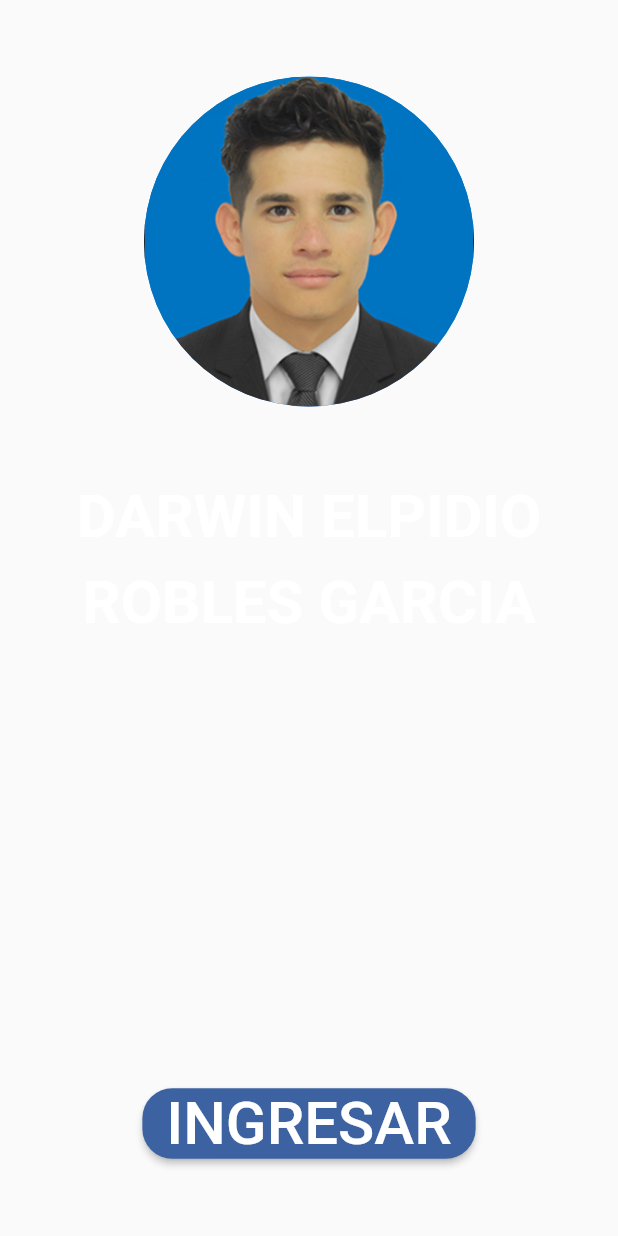
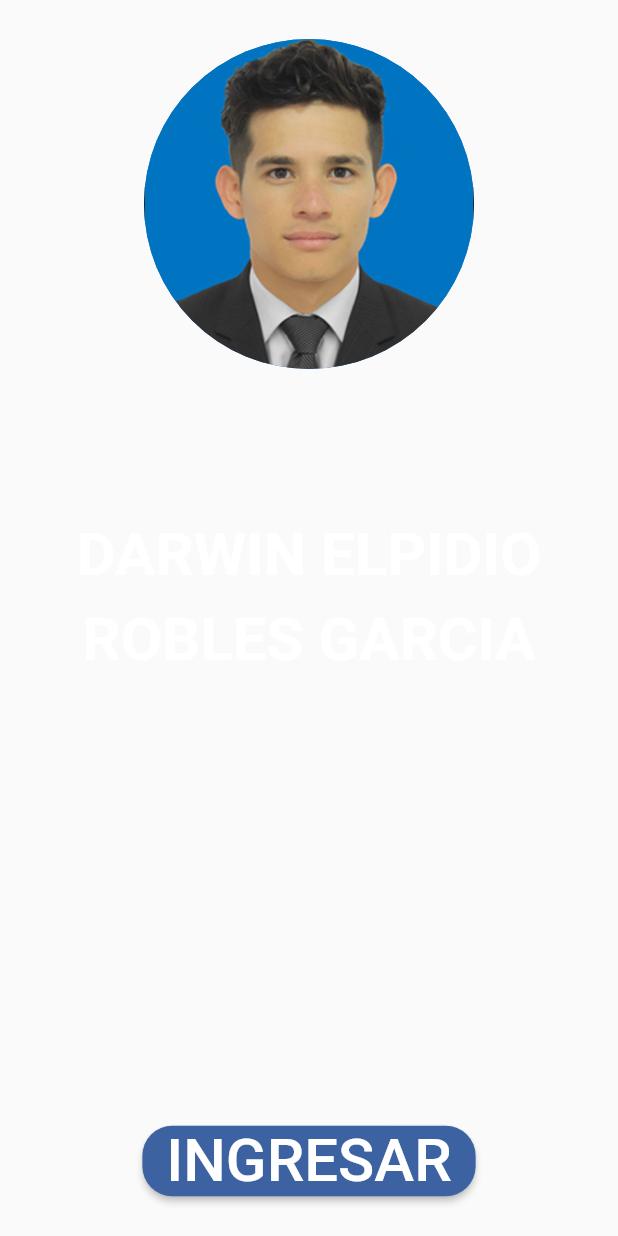
Before and after one commit to Darwin-E-R-G/TF-PM2-D-E-R-G, a Flutter app: the screen it shows after launch, on a phone screen of 412 x 824 dp. Run offline on Flutter 3.47's test engine with Material 2 defaults, Android fonts, the phone set to English and light mode, and no system bars; drawn by our look-alikes of animated_background.

Commit message:
mejora de  lavista  inicial

```diff
--- /dev/null
+++ b/proyecto final/lib/componentes/avatar.dart
@@ -0,0 +1,15 @@
+import 'package:flutter/material.dart';
+
+class avatar extends StatelessWidget {
+  const avatar({
+    super.key,
+  });
+
+  @override
+  Widget build(BuildContext context) {
+    return const CircleAvatar(
+      backgroundImage: AssetImage('assets/images/logo.png'),
+      radius: 110,
+    );
+  }
+}
--- /dev/null
+++ b/proyecto final/lib/componentes/botonIngresar.dart
@@ -0,0 +1,49 @@
+// ignore: file_names
+import 'package:flutter/material.dart';
+import '../paginas/login.dart';
+
+// ignore: camel_case_types
+class botonIngresar extends StatelessWidget {
+  const botonIngresar({
+    super.key,
+  });
+
+  @override
+  Widget build(BuildContext context) {
+    return ElevatedButton(
+      onPressed: () {
+        Navigator.of(context).push(_createRoute());
+      },
+      style: ElevatedButton.styleFrom(
+        backgroundColor: const Color.fromARGB(255, 61, 98, 161),
+        shape: RoundedRectangleBorder(
+          borderRadius: BorderRadius.circular(20.0),
+        ),
+      ),
+      child: const Text(
+        'INGRESAR',
+        style: TextStyle(
+          fontSize: 40.0,
+        ),
+      ),
+    );
+  }
+}
+
+Route _createRoute() {
+  return PageRouteBuilder(
+    pageBuilder: (context, animation, secondaryAnimation) => const login(),
+    transitionsBuilder: (context, animation, secondaryAnimation, child) {
+      const begin = Offset(0.0, 3.0);
+      const end = Offset.zero;
+      const curve = Curves.ease;
+
+      var tween = Tween(begin: begin, end: end).chain(CurveTween(curve: curve));
+
+      return SlideTransition(
+        position: animation.drive(tween),
+        child: child,
+      );
+    },
+  );
+}
--- /dev/null
+++ b/proyecto final/lib/componentes/nombre.dart
@@ -0,0 +1,32 @@
+import 'package:flutter/material.dart';
+
+class nombre extends StatelessWidget {
+  const nombre({
+    super.key,
+  });
+
+  @override
+  Widget build(BuildContext context) {
+    return const Column(
+      children: [
+        Text(
+          'DARWIN ELPIDIO',
+          style: TextStyle(
+            fontSize: 40.0,
+            color: Colors.white,
+            fontWeight: FontWeight.bold,
+          ),
+        ),
+        SizedBox(height: 10.0),
+        Text(
+          'ROBLES GARCIA',
+          style: TextStyle(
+            fontSize: 40.0,
+            color: Colors.white,
+            fontWeight: FontWeight.bold,
+          ),
+        ),
+      ],
+    );
+  }
+}
--- a/proyecto final/lib/main.dart
+++ b/proyecto final/lib/main.dart
@@ -14,33 +14,9 @@ class Page1 extends StatelessWidget {
 
   @override
   Widget build(BuildContext context) {
-    return const Scaffold(
-      backgroundColor: Color.fromARGB(255, 218, 227, 228),
+    return const MaterialApp(
+      debugShowCheckedModeBanner: false,
+      home: Inicio());
 
-      body: Center(
-
-        child: TweenA(),
-      ),
-    );
   }
 }
-
-
-
-class Page2 extends StatelessWidget {
-  const Page2({super.key});
-  @override
-  Widget build(BuildContext context) {
-    return Scaffold(
-      body: Container(
-        decoration: const BoxDecoration(
-          image: DecorationImage(
-            image: AssetImage(
-                'assets/images/aceder.jpg'), // Ruta de la imagen de fondo
-            fit: BoxFit.cover,
-          ),
-        ),
-      ),
-    );
-  }
-}
--- a/proyecto final/lib/paginas/inicio.dart
+++ b/proyecto final/lib/paginas/inicio.dart
@@ -1,9 +1,12 @@
 import 'package:flutter/material.dart';
 import 'package:animated_background/animated_background.dart';
-import '../main.dart';
+
+import '../componentes/avatar.dart';
+import '../componentes/botonIngresar.dart';
+import '../componentes/nombre.dart';
 
 // ignore: camel_case_types
-class _inicio extends State<TweenA> with SingleTickerProviderStateMixin {
+class _inicio extends State<Inicio> with SingleTickerProviderStateMixin {
   double targetValue = 24.0;
   @override
   Widget build(BuildContext context) {
@@ -13,50 +16,15 @@ class _inicio extends State<TweenA> with SingleTickerProviderStateMixin {
           child: AnimatedBackground(
             behaviour: ChildFlySpaceBehaviour(),
             vsync: this,
-            child: Center(
+            child: const Center(
               child: Column(
                 mainAxisAlignment: MainAxisAlignment.center,
                 children: <Widget>[
-                  const CircleAvatar(
-                    backgroundImage: AssetImage('assets/images/logo.png'),
-                    radius: 110,
-                  ),
-                  const SizedBox(height: 50.0),
-                  const Text(
-                    'DARWIN ELPIDIO',
-                    style: TextStyle(
-                      fontSize: 40.0,
-                      color: Colors.white,
-                      fontWeight: FontWeight.bold,
-                    ),
-                  ),
-                  const SizedBox(height: 10.0),
-                  const Text(
-                    'ROBLES GARCIA',
-                    style: TextStyle(
-                      fontSize: 40.0,
-                      color: Colors.white,
-                      fontWeight: FontWeight.bold,
-                    ),
-                  ),
-                  const SizedBox(height: 300.0),
-                  ElevatedButton(
-                    onPressed: () {
-                      Navigator.of(context).push(_createRoute());
-                    },
-                    style: ElevatedButton.styleFrom(
-                      backgroundColor: const Color.fromARGB(255, 61, 98, 161),
-                      shape: RoundedRectangleBorder(
-                        borderRadius: BorderRadius.circular(20.0),
-                      ),
-                    ),
-                    child: const Text(
-                      'INGRESAR',
-                      style: TextStyle(
-                        fontSize: 40.0,
-                      ),
-                    ),
-                  ),
+                  avatar(),
+                  SizedBox(height: 100.0),
+                  nombre(),
+                  SizedBox(height: 300.0),
+                  botonIngresar(),
                 ],
               ),
             ),
@@ -67,26 +35,10 @@ class _inicio extends State<TweenA> with SingleTickerProviderStateMixin {
   }
 }
 
-Route _createRoute() {
-  return PageRouteBuilder(
-    pageBuilder: (context, animation, secondaryAnimation) => const Page2(),
-    transitionsBuilder: (context, animation, secondaryAnimation, child) {
-      const begin = Offset(0.0, 3.0);
-      const end = Offset.zero;
-      const curve = Curves.ease;
 
-      var tween = Tween(begin: begin, end: end).chain(CurveTween(curve: curve));
 
-      return SlideTransition(
-        position: animation.drive(tween),
-        child: child,
-      );
-    },
-  );
-}
-
-class TweenA extends StatefulWidget {
-  const TweenA({super.key});
+class Inicio extends StatefulWidget {
+  const Inicio({super.key});
 
   @override
   // ignore: library_private_types_in_public_api
```
Also changed, not shown: proyecto final/lib/paginas/login.dart (added, +11 -0 lines), proyecto final/pubspec.yaml (+3 -58 lines), proyecto final/pubspec.lock, 3 other files.
